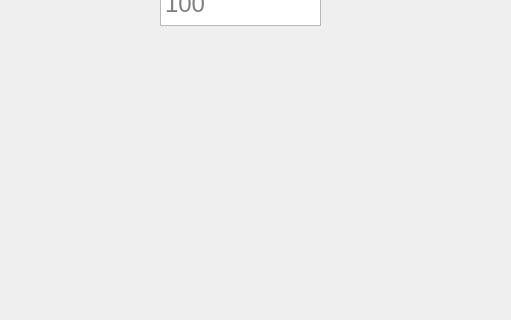
Old version of the form des.ui in the repository absxlvte/DataGenerator; both pictures show x 0 to 511 and y 305 to 625 of the 1000 by 800 pixel window.
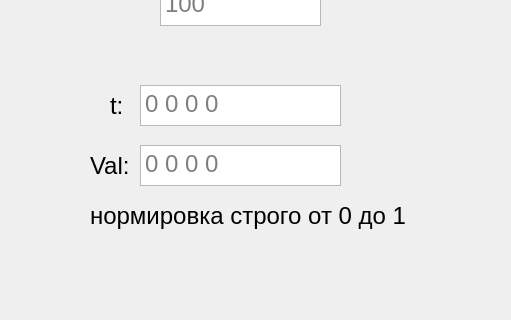
New version of the form. The open tabs and pages were chosen to show the change.

What changed in the file:
```diff
--- a/des.ui
+++ b/des.ui
@@ -1504,6 +1504,71 @@
        <string>Число точек</string>
       </property>
      </widget>
+     <widget class="QTextEdit" name="t_interval_cons">
+      <property name="geometry">
+       <rect>
+        <x>110</x>
+        <y>250</y>
+        <width>201</width>
+        <height>41</height>
+       </rect>
+      </property>
+      <property name="placeholderText">
+       <string>0 0 0 0</string>
+      </property>
+     </widget>
+     <widget class="QTextEdit" name="Val_interval_cons">
+      <property name="geometry">
+       <rect>
+        <x>110</x>
+        <y>310</y>
+        <width>201</width>
+        <height>41</height>
+       </rect>
+      </property>
+      <property name="placeholderText">
+       <string>0 0 0 0</string>
+      </property>
+     </widget>
+     <widget class="QLabel" name="Val_label_geig_3">
+      <property name="geometry">
+       <rect>
+        <x>60</x>
+        <y>360</y>
+        <width>341</width>
+        <height>41</height>
+       </rect>
+      </property>
+      <property name="text">
+       <string>нормировка строго от 0 до 1</string>
+      </property>
+     </widget>
+     <widget class="QLabel" name="t_label_cons">
+      <property name="geometry">
+       <rect>
+        <x>80</x>
+        <y>250</y>
+        <width>21</width>
+        <height>41</height>
+       </rect>
+      </property>
+      <property name="text">
+       <string>t:</string>
+      </property>
+     </widget>
+     <widget class="QLabel" name="Val_label_cons">
+      <property name="geometry">
+       <rect>
+        <x>60</x>
+        <y>310</y>
+        <width>41</width>
+        <height>41</height>
+       </rect>
+      </property>
+      <property name="text">
+       <string>Val:</string>
+      </property>
+     </widget>
     </widget>
     <widget class="QWidget" name="pageNitrates">
      <widget class="QTextEdit" name="NitratePoints">
```
Left out of the diff: 4 changed lines with no effect on the pictures.
